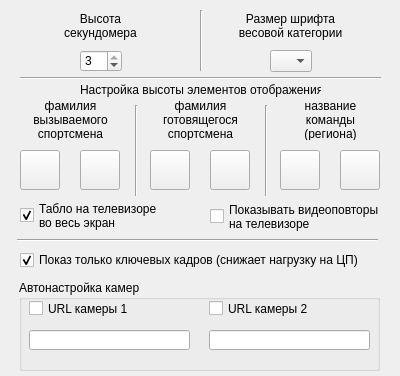
Before: the Qt Designer form FormView.ui in zak2791/Tabloh2H, drawn with Qt 5; both pictures show x 0 to 400 and y 0 to 376 of the 400 by 570 pixel window.
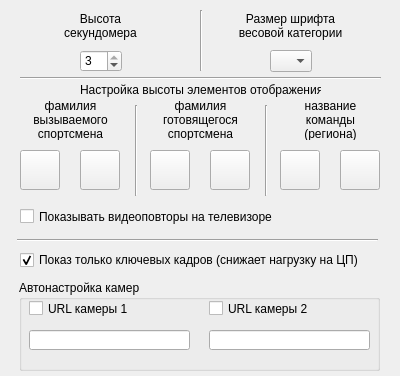
After: the same form once the commit is applied. Icons and pictures are not drawn.

Patch:
```diff
--- a/FormView.ui
+++ b/FormView.ui
@@ -429,35 +429,17 @@
     <enum>Qt::Vertical</enum>
    </property>
   </widget>
-  <widget class="QCheckBox" name="cbFullScreen">
-   <property name="geometry">
-    <rect>
-     <x>20</x>
-     <y>200</y>
-     <width>171</width>
-     <height>31</height>
-    </rect>
-   </property>
-   <property name="text">
-    <string>Табло на телевизоре 
-во весь экран</string>
-   </property>
-   <property name="checked">
-    <bool>true</bool>
-   </property>
-  </widget>
   <widget class="QCheckBox" name="cbShowOnTv">
    <property name="geometry">
     <rect>
-     <x>210</x>
+     <x>20</x>
      <y>196</y>
-     <width>171</width>
+     <width>361</width>
      <height>41</height>
     </rect>
    </property>
    <property name="text">
-    <string>Показывать видеоповторы
-на телевизоре</string>
+    <string>Показывать видеоповторы на телевизоре</string>
    </property>
   </widget>
  </widget>
```
